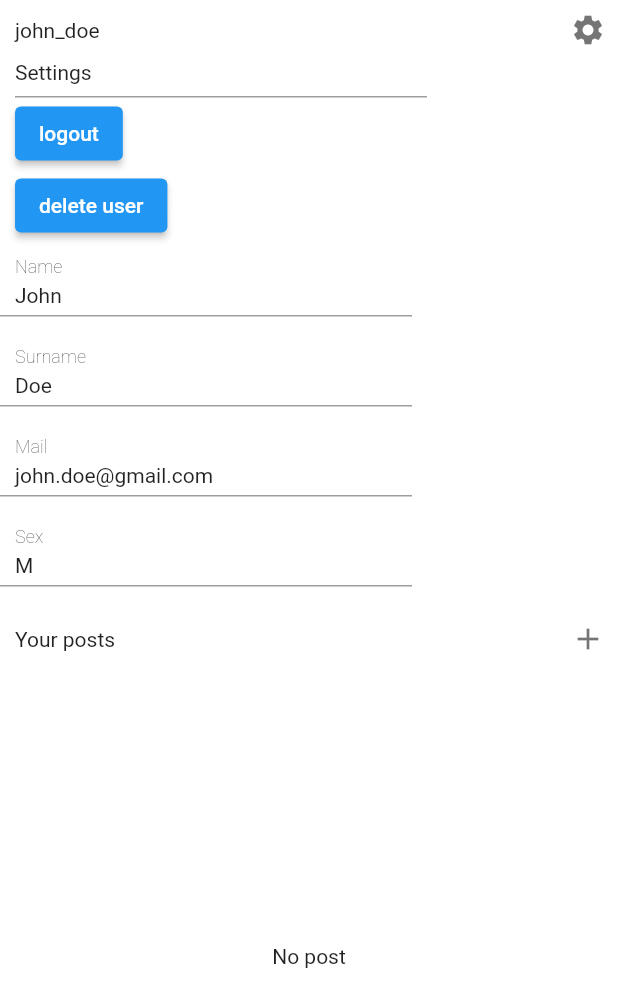
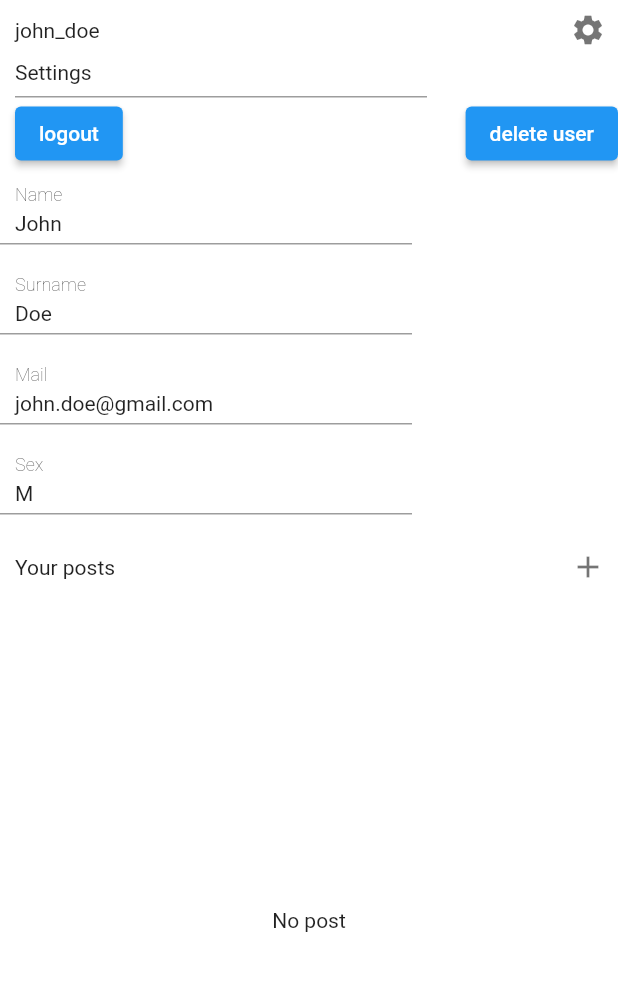
Before and after one commit to Social-5IC/ZweecK, a Flutter app: the UserView widget shown alone on an empty page, opened directly, after a tap on "john_doe", on a phone screen of 412 x 824 dp. Shown: the top 1007 px of the screen. Run offline on Flutter 3.47's test engine with Material 2 defaults, Android fonts, the phone set to English and light mode, and no system bars; drawn by our look-alikes of expandable; our stand-ins replace dartz, get_it, image_picker, shared_preferences, stacked, transparent_image; accounts and stored records are empty.

```diff
--- a/lib/core/services/api/mock/mock_api_service.dart
+++ b/lib/core/services/api/mock/mock_api_service.dart
@@ -36,11 +36,10 @@ class ApiServiceMock extends ApiService {
   }
 
   @override
-  Future<Either<List<Post>, Failure>> getPosts(String token,
-      String filter) async {
+  Future<Either<List<Post>, Failure>> getPosts(
+      String token, String filter) async {
     final List<dynamic> jsonFile =
         jsonDecode(await rootBundle.loadString("assets/posts.json"));
-    print(jsonFile);
     final List<Future<Post>> jsonElaboratedPosts = jsonFile.map((object) async {
       // generate uuid
       object["key"] = const Uuid().v4();
@@ -53,18 +52,17 @@ class ApiServiceMock extends ApiService {
       return Post.fromJson(object);
     }).toList();
 
-
     final List<Post> jsonPosts = [];
     for (int i = 0; i < jsonElaboratedPosts.length; i++) {
       jsonPosts.add(await jsonElaboratedPosts[i]);
     }
 
-    // final startIndex = Random().nextInt(jsonPosts.length - 10);
-    // final posts = jsonPosts.sublist(startIndex, startIndex + 10).shuffle();
-    final posts = List.generate(
-      10,
-          (index) => jsonPosts[Random().nextInt(jsonPosts.length)],
-    );
+    final startIndex = Random().nextInt(jsonPosts.length - 10);
+    final posts = jsonPosts.sublist(startIndex, startIndex + 10)..shuffle();
+    // final posts = List.generate(
+    //   10,
+    //   (index) => jsonPosts[Random().nextInt(jsonPosts.length)],
+    // );
 
     // return Right(
     //   Failure.fromJson({
@@ -143,11 +141,13 @@ class ApiServiceMock extends ApiService {
   }
 
   @override
-  Future<Either<Post, Failure>> createPost(String token,
+  Future<Either<Post, Failure>> createPost(
+    String token,
     String image,
     String description,
     List<String> tags,
-      String? link,) async {
+    String? link,
+  ) async {
     return Left(
       Post(
         description: 'dummy',
@@ -159,7 +159,8 @@ class ApiServiceMock extends ApiService {
   }
 
   @override
-  Future<Either<String, Failure>> createUser(String username,
+  Future<Either<String, Failure>> createUser(
+    String username,
     String password,
     String mail,
     String name,
@@ -167,7 +168,8 @@ class ApiServiceMock extends ApiService {
     String sex,
     String language,
     String birth,
-      bool advertiser,) async {
+    bool advertiser,
+  ) async {
     // return Right(
     //   Failure.fromJson({
     //     "statusCode": 400,
--- a/lib/view/user/user_view.dart
+++ b/lib/view/user/user_view.dart
@@ -88,6 +88,9 @@ class UserView extends StatelessWidget {
             ),
             child: const Text("Settings"),
           ),
+          Row(
+            mainAxisAlignment: MainAxisAlignment.spaceBetween,
+            children: [
               ElevatedButton(
                 onPressed: () {
                   model.logout(context);
@@ -99,6 +102,8 @@ class UserView extends StatelessWidget {
                   model.deleteUser(context);
                 },
                 child: const Text("delete user"),
+              ),
+            ],
           ),
         ],
       ),
```
Also changed, not shown: assets/images/posts/lake_1.png, assets/images/posts/lake_2.png, assets/images/posts/tibet_2.png, assets/images/posts/tibet_3.png. Lines whose indentation alone changed are shown as unchanged.
